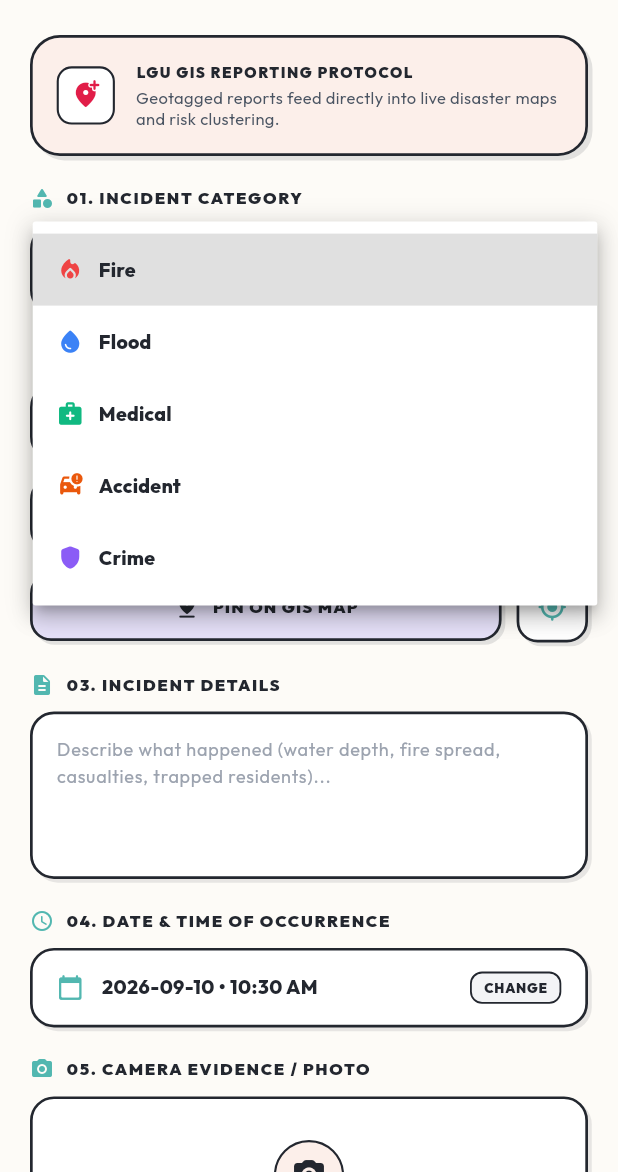
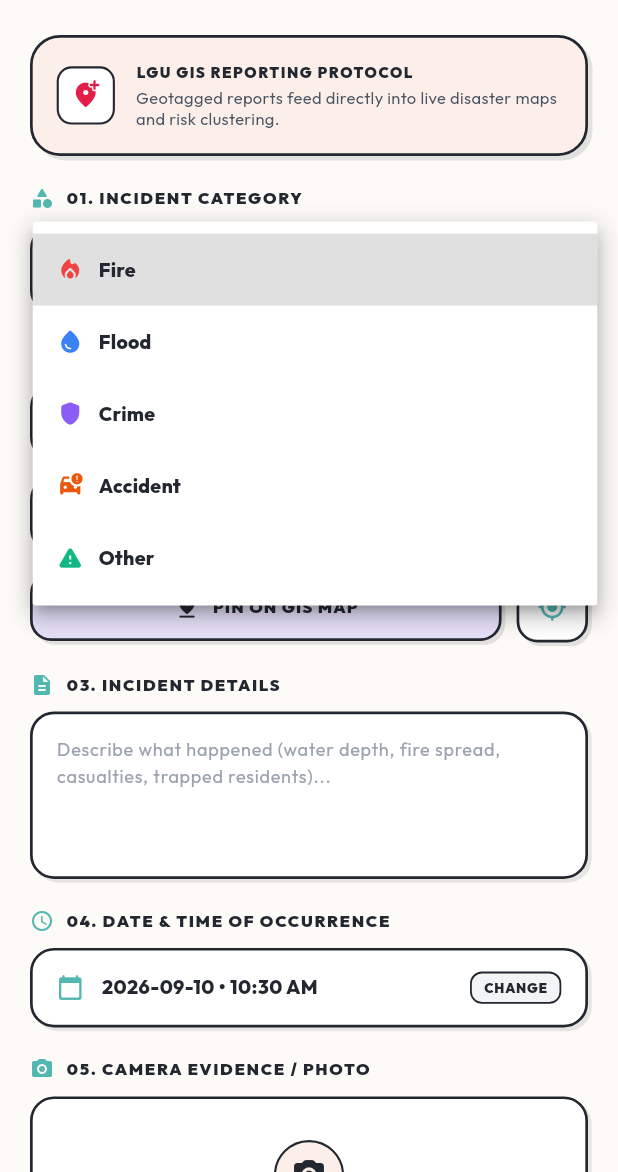
Before and after one commit to Tristan28-web/ResQnnect, a Flutter app: the ReportScreen screen opened directly, after a tap on "Fire", on a phone screen of 412 x 824 dp, the part 64-1236 px from its top. Run offline on Flutter 3.47's test engine with Material 3 defaults, Android fonts, the phone set to English and light mode, and no system bars; our stand-ins replace cloud_firestore, firebase_auth, firebase_core, geolocator, google_fonts, google_maps_flutter and 4 more; missing offline and left inert: torch_light; accounts and stored records are empty; network calls fail.

Commit message:
fix(categories): revert Medical, restore Crime - sync incident types globally across all screens

```diff
--- a/lib/core/constants.dart
+++ b/lib/core/constants.dart
@@ -45,16 +45,16 @@ class AppConstants {
   // Blueprint Incident Types
   static const String incidentTypeFire = 'Fire';
   static const String incidentTypeFlood = 'Flood';
-  static const String incidentTypeMedical = 'Medical';
+  static const String incidentTypeCrime = 'Crime';
   static const String incidentTypeAccident = 'Accident';
-  static const String incidentTypeCrime = 'Crime';
+  static const String incidentTypeOther = 'Other';
 
   static const List<String> incidentTypes = [
     incidentTypeFire,
     incidentTypeFlood,
-    incidentTypeMedical,
+    incidentTypeCrime,
     incidentTypeAccident,
-    incidentTypeCrime,
+    incidentTypeOther,
   ];
 
   // Default national fallback coordinates (only used if GPS permission is completely disabled)
--- a/lib/screens/admin_dashboard.dart
+++ b/lib/screens/admin_dashboard.dart
@@ -360,9 +360,9 @@ class _AdminDashboardState extends State<AdminDashboard> {
         final typeCounts = <String, int>{
           'Fire': 0,
           'Flood': 0,
-          'Medical': 0,
+          'Crime': 0,
           'Accident': 0,
-          'Crime': 0,
+          'Other': 0,
         };
 
         for (var inc in incidents) {
@@ -371,12 +371,12 @@ class _AdminDashboardState extends State<AdminDashboard> {
             typeCounts['Fire'] = (typeCounts['Fire'] ?? 0) + 1;
           } else if (desc.contains('flood') || desc.contains('typhoon') || desc.contains('rain') || desc.contains('water')) {
             typeCounts['Flood'] = (typeCounts['Flood'] ?? 0) + 1;
-          } else if (desc.contains('medical') || desc.contains('injury') || desc.contains('wounded') || desc.contains('health') || desc.contains('ambulance')) {
-            typeCounts['Medical'] = (typeCounts['Medical'] ?? 0) + 1;
+          } else if (desc.contains('crime') || desc.contains('theft') || desc.contains('robbery') || desc.contains('assault')) {
+            typeCounts['Crime'] = (typeCounts['Crime'] ?? 0) + 1;
           } else if (desc.contains('accident') || desc.contains('crash') || desc.contains('vehicular') || desc.contains('collision')) {
             typeCounts['Accident'] = (typeCounts['Accident'] ?? 0) + 1;
           } else {
-            typeCounts['Crime'] = (typeCounts['Crime'] ?? 0) + 1;
+            typeCounts['Other'] = (typeCounts['Other'] ?? 0) + 1;
           }
         }
 
@@ -601,14 +601,12 @@ class _AdminDashboardState extends State<AdminDashboard> {
         return const Color(0xFFEF4444);
       case 'Flood':
         return const Color(0xFF3B82F6);
-      case 'Medical':
-        return const Color(0xFF10B981);
+      case 'Crime':
+        return const Color(0xFF8B5CF6);
       case 'Accident':
         return const Color(0xFFF59E0B);
-      case 'Crime':
-        return const Color(0xFF8B5CF6);
-      default:
-        return AppColors.retroMint;
+      default: // Other
+        return const Color(0xFF10B981);
     }
   }
 
@@ -869,9 +867,9 @@ class _AdminDashboardState extends State<AdminDashboard> {
       {'name': 'All', 'icon': Icons.apps_rounded, 'color': AppColors.retroMint},
       {'name': 'Fire', 'icon': Icons.local_fire_department_rounded, 'color': const Color(0xFFEF4444)},
       {'name': 'Flood', 'icon': Icons.water_drop_rounded, 'color': const Color(0xFF3B82F6)},
-      {'name': 'Medical', 'icon': Icons.medical_services_rounded, 'color': const Color(0xFF10B981)},
+      {'name': 'Crime', 'icon': Icons.shield_rounded, 'color': const Color(0xFF8B5CF6)},
       {'name': 'Accident', 'icon': Icons.car_crash_rounded, 'color': const Color(0xFFF97316)},
-      {'name': 'Hotspot', 'icon': Icons.whatshot_rounded, 'color': const Color(0xFF8B5CF6)},
+      {'name': 'Hotspot', 'icon': Icons.whatshot_rounded, 'color': AppColors.retroMintDark},
     ];
 
     return Column(
--- a/lib/screens/citizen_dashboard.dart
+++ b/lib/screens/citizen_dashboard.dart
@@ -382,9 +382,9 @@ class _CitizenDashboardState extends State<CitizenDashboard> {
       {'name': 'All', 'icon': Icons.apps_rounded, 'color': AppColors.retroMint},
       {'name': 'Fire', 'icon': Icons.local_fire_department_rounded, 'color': const Color(0xFFEF4444)},
       {'name': 'Flood', 'icon': Icons.water_drop_rounded, 'color': const Color(0xFF3B82F6)},
-      {'name': 'Medical', 'icon': Icons.medical_services_rounded, 'color': const Color(0xFF10B981)},
+      {'name': 'Crime', 'icon': Icons.shield_rounded, 'color': const Color(0xFF8B5CF6)},
       {'name': 'Accident', 'icon': Icons.car_crash_rounded, 'color': const Color(0xFFF97316)},
-      {'name': 'Hotspot', 'icon': Icons.whatshot_rounded, 'color': const Color(0xFF8B5CF6)},
+      {'name': 'Hotspot', 'icon': Icons.whatshot_rounded, 'color': AppColors.retroMintDark},
     ];
 
     return Column(
@@ -1219,7 +1219,7 @@ class _CitizenDashboardState extends State<CitizenDashboard> {
       }
     }
 
-    final categories = ['All', 'Fire', 'Flood', 'Medical', 'Accident', 'Crime'];
+    final categories = ['All', 'Fire', 'Flood', 'Crime', 'Accident', 'Other'];
     final severities = ['All', 'Critical', 'High', 'Moderate', 'Low'];
     final statuses = ['All', 'Pending', 'Dispatched', 'Resolved'];
 
--- a/lib/screens/incident_monitoring_screen.dart
+++ b/lib/screens/incident_monitoring_screen.dart
@@ -41,14 +41,12 @@ class _IncidentMonitoringScreenState extends State<IncidentMonitoringScreen> {
         return const Color(0xFFEF4444);
       case 'flood':
         return const Color(0xFF3B82F6);
-      case 'medical':
-        return const Color(0xFF10B981);
+      case 'crime':
+        return const Color(0xFF8B5CF6);
       case 'accident':
         return const Color(0xFFEA580C);
-      case 'crime':
-        return const Color(0xFF8B5CF6);
-      default:
-        return AppColors.retroMint;
+      default: // Other
+        return const Color(0xFF10B981);
     }
   }
 
--- a/lib/screens/report_screen.dart
+++ b/lib/screens/report_screen.dart
@@ -511,17 +511,17 @@ class _ReportScreenState extends State<ReportScreen> {
           isExpanded: true,
           dropdownColor: isDark ? AppColors.retroDarkCard : Colors.white,
           items: AppConstants.incidentTypes.map((type) {
-            IconData icon = Icons.shield_rounded;
-            Color iconColor = const Color(0xFF8B5CF6);
+            IconData icon = Icons.warning_rounded;
+            Color iconColor = const Color(0xFF10B981);
             if (type == AppConstants.incidentTypeFire) {
               icon = Icons.local_fire_department_rounded;
               iconColor = const Color(0xFFEF4444);
             } else if (type == AppConstants.incidentTypeFlood) {
               icon = Icons.water_drop_rounded;
               iconColor = const Color(0xFF3B82F6);
-            } else if (type == AppConstants.incidentTypeMedical) {
-              icon = Icons.medical_services_rounded;
-              iconColor = const Color(0xFF10B981);
+            } else if (type == AppConstants.incidentTypeCrime) {
+              icon = Icons.shield_rounded;
+              iconColor = const Color(0xFF8B5CF6);
             } else if (type == AppConstants.incidentTypeAccident) {
               icon = Icons.car_crash_rounded;
               iconColor = const Color(0xFFEA580C);
```
